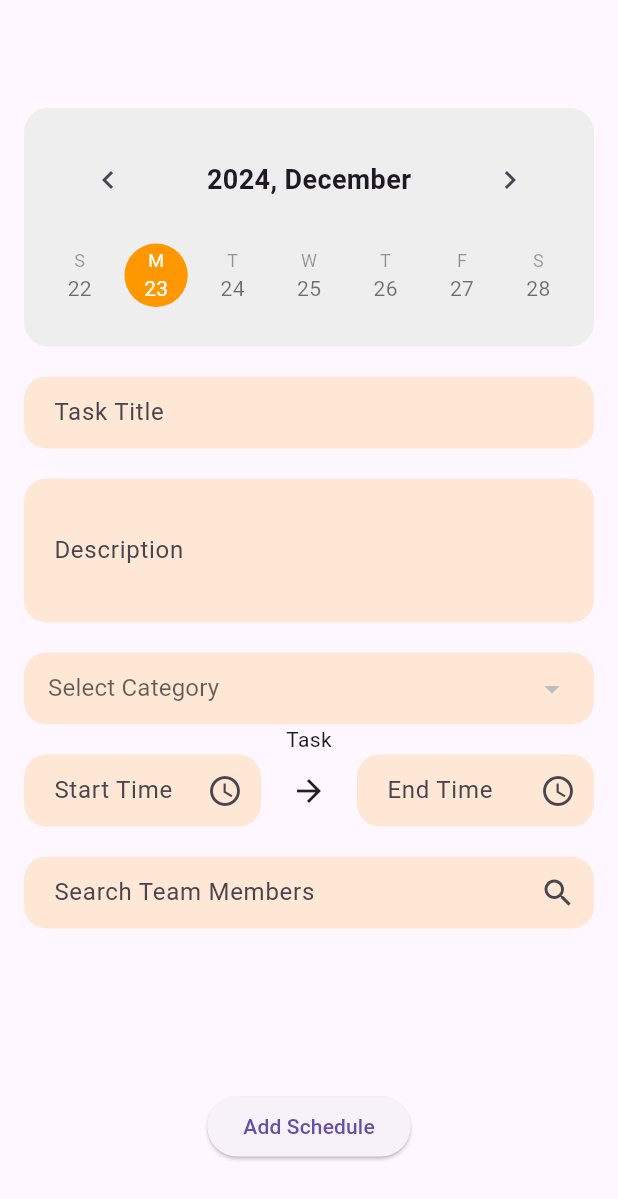
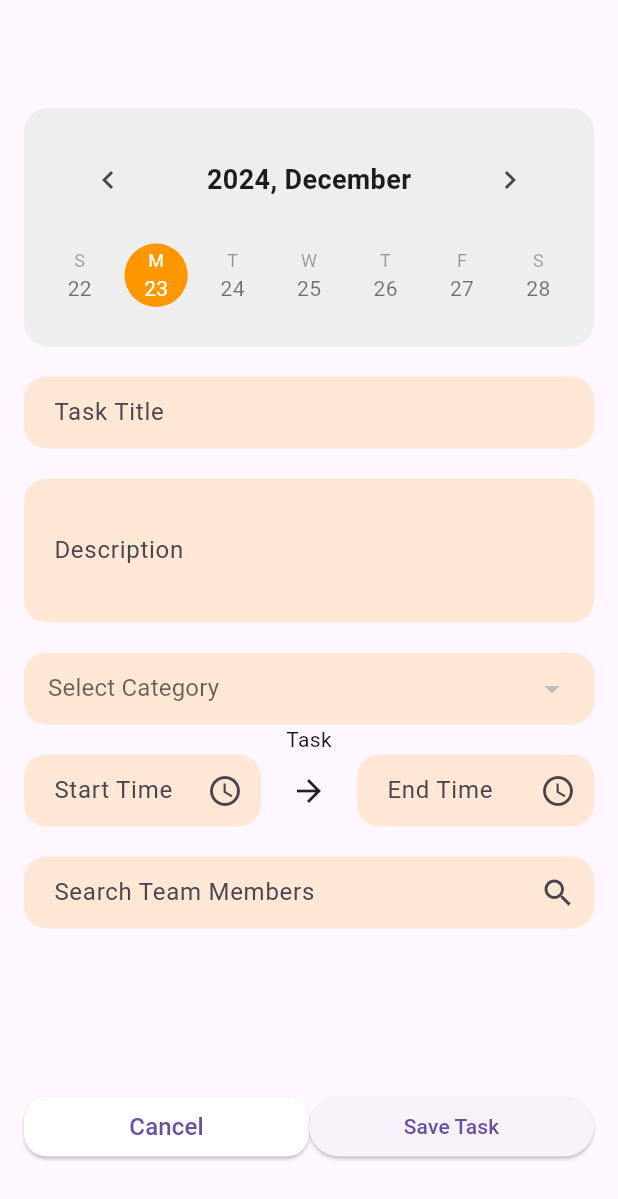
Before and after one commit to eunchae2000/TaskManagement-Flutter, a Flutter app: the AddScheduleScreen screen opened directly, on a phone screen of 412 x 824 dp. Shown: the top 1199 px of the screen. Run offline on Flutter 3.47's test engine with Material 3 defaults, Android fonts, the phone set to English and light mode, and no system bars; our stand-ins replace shared_preferences; accounts and stored records are empty; network calls fail.

Commit message:
update: add_schedule_screen.dart cancle 버튼 생성

```diff
--- a/lib/screens/add_schedule_screen.dart
+++ b/lib/screens/add_schedule_screen.dart
@@ -460,13 +460,31 @@ class _AddScheduleScreenState extends State<AddScheduleScreen> {
               ).toList(),
             ),
             SizedBox(height: 100),
-            ElevatedButton(
+            Row(
+              children: [
+                Expanded(
+                  child: ElevatedButton(
+                    onPressed: () {
+                      Navigator.pop(context); // Cancel 기능
+                    },
+                    style: ElevatedButton.styleFrom(
+                      backgroundColor: Colors.white,
+                      shape: RoundedRectangleBorder(
+                        borderRadius: BorderRadius.circular(15),
+                      ),
+                    ),
+                    child: Text('Cancel', style: TextStyle(fontSize: 16)),
+                  ),
+                ),
+                Expanded(
+                  child: ElevatedButton(
                     onPressed: () {
                       _addTask();
                       Navigator.push(
                         context,
                         MaterialPageRoute(
-                    builder: (context) => CalendarScreen(schedules: schedules),
+                          builder: (context) =>
+                              CalendarScreen(schedules: schedules),
                         ),
                       );
                       if (_eventController.text.isEmpty) {
@@ -479,20 +497,22 @@ class _AddScheduleScreenState extends State<AddScheduleScreen> {
                       if (_startTime == null || _endTime == null) {
                         ScaffoldMessenger.of(context).showSnackBar(
                           SnackBar(
-                        content:
-                            Text('Please select both start and end times!')),
+                              content: Text(
+                                  'Please select both start and end times!')),
                         );
                         return;
                       }
 
                       final startTimeInMinutes =
                           _startTime!.hour * 60 + _startTime!.minute;
-                final endTimeInMinutes = _endTime!.hour * 60 + _endTime!.minute;
+                      final endTimeInMinutes =
+                          _endTime!.hour * 60 + _endTime!.minute;
 
                       if (startTimeInMinutes >= endTimeInMinutes) {
                         ScaffoldMessenger.of(context).showSnackBar(
                           SnackBar(
-                        content: Text('End time must be after start time!')),
+                              content:
+                                  Text('End time must be after start time!')),
                         );
                         return;
                       }
@@ -503,7 +523,10 @@ class _AddScheduleScreenState extends State<AddScheduleScreen> {
 
                       Navigator.pop(context);
                     },
-              child: Text('Add Schedule'),
+                    child: Text('Save Task'),
+                  ),
+                )
+              ],
             ),
           ],
         ),
```
Lines whose indentation alone changed are shown as unchanged.
